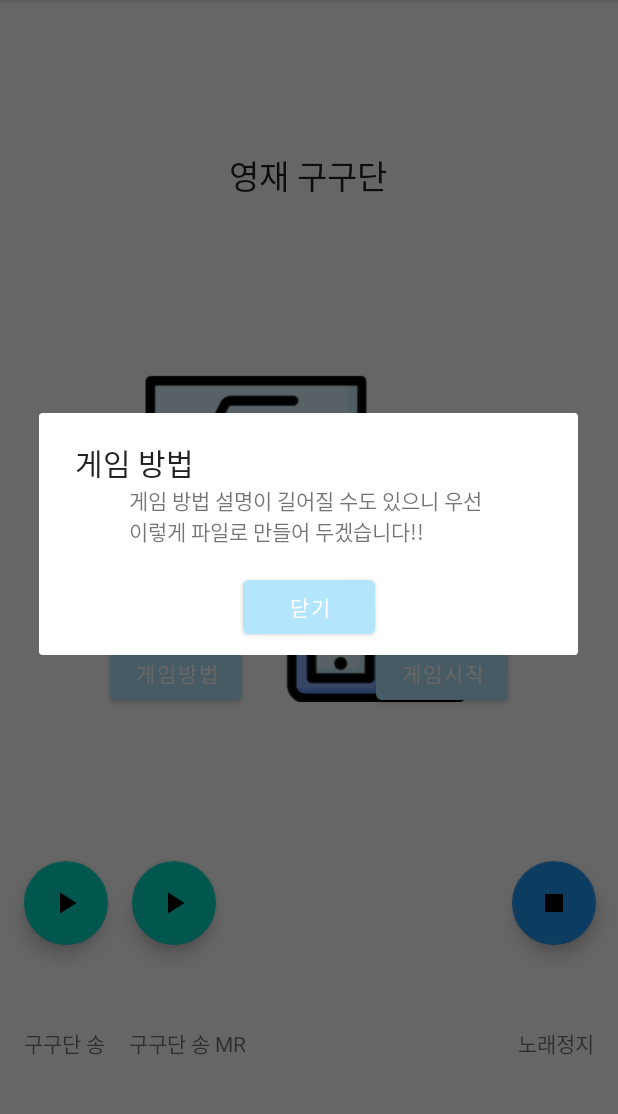
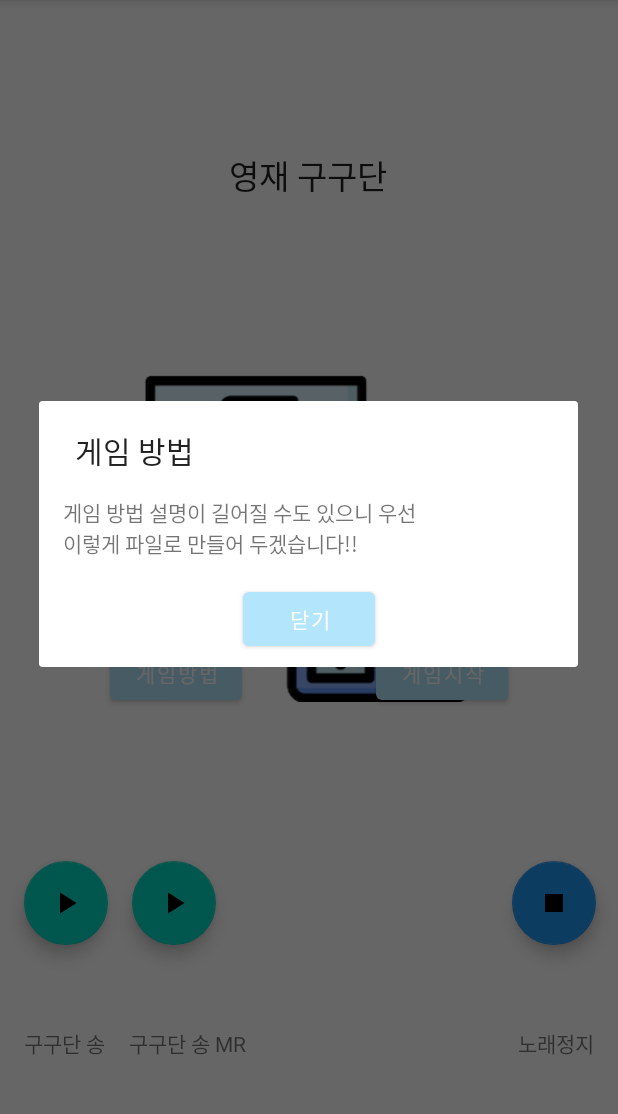
Before and after one commit to Skyminn/GURU2-QuizApp, an Android app: the StartScreen screen opened directly, with no data from a screen before it, after a tap on "게임방법", on a phone screen of 412 x 824 dp, the part 84-1198 px from its top. Run offline under Robolectric (Android 15) with nearby library versions, the phone set to English and light mode, and no system bars.

```diff
--- a/app/src/main/res/layout/activity_game_rules.xml
+++ b/app/src/main/res/layout/activity_game_rules.xml
@@ -8,8 +8,11 @@
 
     <TextView
         android:id="@+id/textView"
-        android:layout_width="wrap_content"
+        android:layout_width="0dp"
         android:layout_height="wrap_content"
+        android:layout_marginLeft="16sp"
+        android:layout_marginTop="16sp"
+        android:layout_marginRight="16sp"
         android:layout_marginBottom="16dp"
         android:text="@string/game_rules"
         app:layout_constraintBottom_toTopOf="@+id/closeBtn"
```
Also changed, not shown: app/src/main/java/com/example/quizapp/StartScreen.kt (+11 -5 lines).
